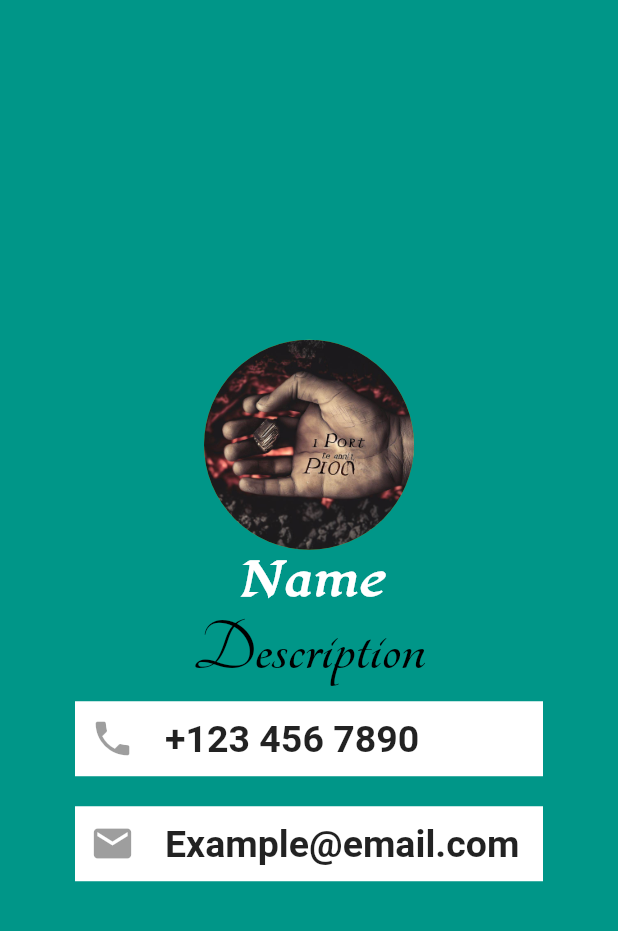
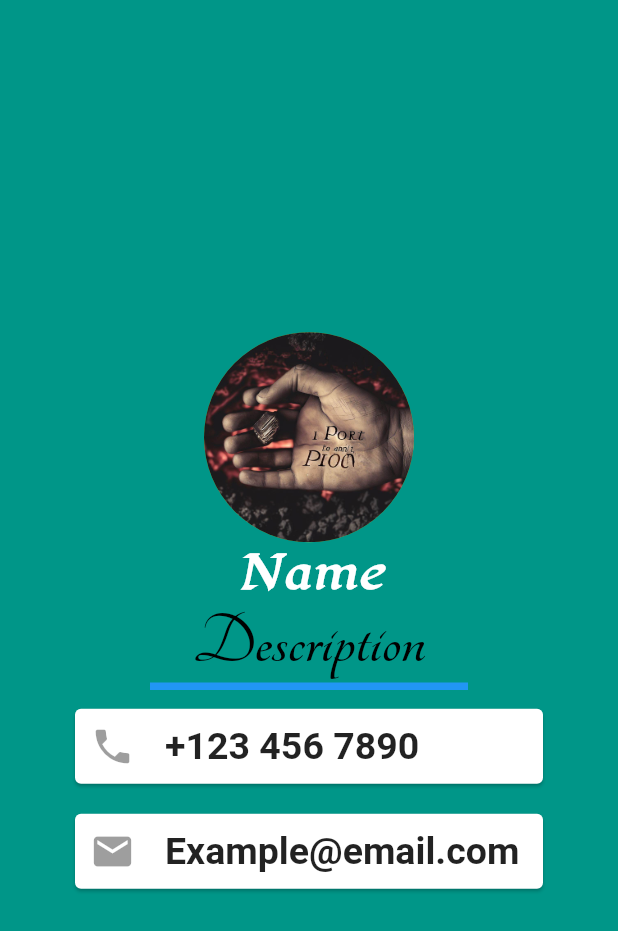
Before and after one commit to Meruem243/mi_card, a Flutter app: the screen it shows after launch, on a phone screen of 412 x 824 dp. Shown: the top 931 px of the screen. Run offline on Flutter 3.47's test engine with Material 2 defaults, Android fonts, the light colour scheme and no system bars.

Commit message:
6-47. Flutter Card & ListTile Widgets -> Final app

```diff
--- a/lib/main.dart
+++ b/lib/main.dart
@@ -9,7 +9,7 @@ class MyApp extends StatelessWidget {
 
   @override
   Widget build(BuildContext context) {
-    return MaterialApp(
+    return const MaterialApp(
       home: Scaffold(
         backgroundColor: Colors.teal,
         body: SafeArea(
@@ -17,12 +17,12 @@ class MyApp extends StatelessWidget {
             child: Column(
               mainAxisAlignment: MainAxisAlignment.center,
               children: <Widget>[
-                const CircleAvatar(
+                CircleAvatar(
                   backgroundColor: Colors.lightGreen,
                   radius: 70.0,
                   backgroundImage: AssetImage('images/caol1.jpeg'),
                 ),
-                const Text(
+                Text(
                   'Name',
                   style: TextStyle(
                     fontFamily: 'Lugrasimo',
@@ -31,7 +31,7 @@ class MyApp extends StatelessWidget {
                     fontWeight: FontWeight.bold,
                   ),
                 ),
-                const Text(
+                Text(
                   'Description',
                   style: TextStyle(
                     fontFamily: 'Tangerine',
@@ -40,12 +40,21 @@ class MyApp extends StatelessWidget {
                     fontWeight: FontWeight.bold,
                   ),
                 ),
-                Container(
+                Divider(
+                  height: 10.0,
+                  color: Colors.blue,
+                  thickness: 5.0,
+                  indent: 100,
+                  endIndent: 100.0,
+                ),
+                Card(
                   color: Colors.white,
-                  margin: const EdgeInsets.symmetric(
-                      vertical: 10.0, horizontal: 50.0),
-                  padding: const EdgeInsets.all(10.0),
-                  child: const Row(
+                  margin:
+                      EdgeInsets.symmetric(vertical: 10.0, horizontal: 50.0),
+                  // padding: const EdgeInsets.all(10.0),
+                  child: Padding(
+                    padding: EdgeInsets.all(10.0),
+                    child: Row(
                       // mainAxisAlignment: MainAxisAlignment.spaceAround,
                       children: <Widget>[
                         Icon(
@@ -67,12 +76,15 @@ class MyApp extends StatelessWidget {
                       ],
                     ),
                   ),
-                Container(
+                ),
+                Card(
                   color: Colors.white,
-                  margin: const EdgeInsets.symmetric(
-                      vertical: 10.0, horizontal: 50.0),
-                  padding: const EdgeInsets.all(10.0),
-                  child: const Row(
+                  margin:
+                      EdgeInsets.symmetric(vertical: 10.0, horizontal: 50.0),
+                  // padding: const EdgeInsets.all(10.0),
+                  child: Padding(
+                    padding: EdgeInsets.all(10.0),
+                    child: Row(
                       // mainAxisAlignment: MainAxisAlignment.spaceAround,
                       children: <Widget>[
                         Icon(
@@ -94,6 +106,7 @@ class MyApp extends StatelessWidget {
                       ],
                     ),
                   ),
+                ),
               ],
             ),
           ),
```
Lines whose indentation alone changed are shown as unchanged.
